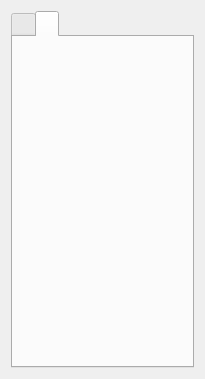
This is starter/FENGSim/CAD/PhysicsDockWidget.ui in OpenDigitalTwin-Dev/FENGSim as Qt 5 draws it before an edit. The edited form follows.
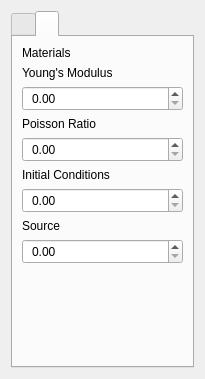
This is the edited form. The open tabs and pages were chosen to show the change. Icons and pictures are not drawn.

Diff of the .ui file:
```diff
--- a/starter/FENGSim/CAD/PhysicsDockWidget.ui
+++ b/starter/FENGSim/CAD/PhysicsDockWidget.ui
@@ -216,6 +216,164 @@
       <attribute name="title">
        <string/>
       </attribute>
+      <layout class="QVBoxLayout" name="verticalLayout_5">
+       <item>
+        <layout class="QVBoxLayout" name="verticalLayout_4">
+         <item>
+          <widget class="QLabel" name="label_7">
+           <property name="font">
+            <font>
+             <pointsize>9</pointsize>
+            </font>
+           </property>
+           <property name="text">
+            <string>Materials</string>
+           </property>
+          </widget>
+         </item>
+         <item>
+          <widget class="QLabel" name="label">
+           <property name="font">
+            <font>
+             <pointsize>9</pointsize>
+            </font>
+           </property>
+           <property name="text">
+            <string>Young's Modulus</string>
+           </property>
+          </widget>
+         </item>
+         <item>
+          <widget class="QDoubleSpinBox" name="doubleSpinBox_5">
+           <property name="minimumSize">
+            <size>
+             <width>0</width>
+             <height>25</height>
+            </size>
+           </property>
+           <property name="font">
+            <font>
+             <pointsize>9</pointsize>
+            </font>
+           </property>
+           <property name="styleSheet">
+            <string notr="true">padding-left:5px;</string>
+           </property>
+          </widget>
+         </item>
+         <item>
+          <widget class="QLabel" name="label_2">
+           <property name="font">
+            <font>
+             <pointsize>9</pointsize>
+            </font>
+           </property>
+           <property name="text">
+            <string>Poisson Ratio</string>
+           </property>
+          </widget>
+         </item>
+         <item>
+          <widget class="QDoubleSpinBox" name="doubleSpinBox_4">
+           <property name="minimumSize">
+            <size>
+             <width>0</width>
+             <height>25</height>
+            </size>
+           </property>
+           <property name="font">
+            <font>
+             <pointsize>9</pointsize>
+            </font>
+           </property>
+           <property name="styleSheet">
+            <string notr="true">padding-left:5px;</string>
+           </property>
+          </widget>
+         </item>
+        </layout>
+       </item>
+       <item>
+        <widget class="QLabel" name="label_8">
+         <property name="font">
+          <font>
+           <pointsize>9</pointsize>
+          </font>
+         </property>
+         <property name="text">
+          <string>Initial Conditions</string>
+         </property>
+        </widget>
+       </item>
+       <item>
+        <widget class="QDoubleSpinBox" name="doubleSpinBox_6">
+         <property name="minimumSize">
+          <size>
+           <width>0</width>
+           <height>25</height>
+          </size>
+         </property>
+         <property name="font">
+          <font>
+           <pointsize>9</pointsize>
+          </font>
+         </property>
+         <property name="styleSheet">
+          <string notr="true">padding-left:5px;</string>
+         </property>
+        </widget>
+       </item>
+       <item>
+        <widget class="QLabel" name="label_9">
+         <property name="font">
+          <font>
+           <pointsize>9</pointsize>
+          </font>
+         </property>
+         <property name="text">
+          <string>Source</string>
+         </property>
+        </widget>
+       </item>
+       <item>
+        <widget class="QDoubleSpinBox" name="doubleSpinBox_7">
+         <property name="minimumSize">
+          <size>
+           <width>0</width>
+           <height>25</height>
+          </size>
+         </property>
+         <property name="font">
+          <font>
+           <pointsize>9</pointsize>
+          </font>
+         </property>
+         <property name="styleSheet">
+          <string notr="true">padding-left:5px;</string>
+         </property>
+        </widget>
+       </item>
+       <item>
+        <widget class="Line" name="line_2">
+         <property name="orientation">
+          <enum>Qt::Vertical</enum>
+         </property>
+        </widget>
+       </item>
+       <item>
+        <spacer name="verticalSpacer_2">
+         <property name="orientation">
+          <enum>Qt::Vertical</enum>
+         </property>
+         <property name="sizeHint" stdset="0">
+          <size>
+           <width>20</width>
+           <height>40</height>
+          </size>
+         </property>
+        </spacer>
+       </item>
+      </layout>
      </widget>
     </widget>
    </item>
```
Left out of the diff: 58 changed lines with no effect on the pictures.
